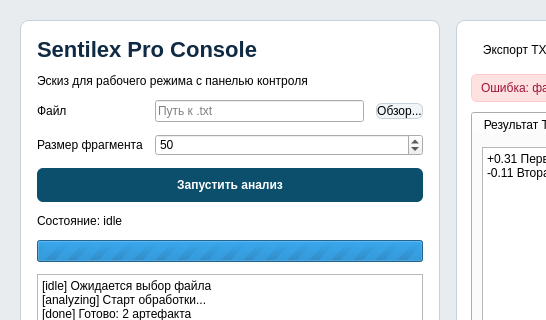
This is desktop/design_variants/variant_B.ui in andy-ahmedov/sentilex as Qt 5 draws it before an edit; both pictures show x 0 to 546 and y 0 to 320 of the 1280 by 800 pixel window. The edited form follows.
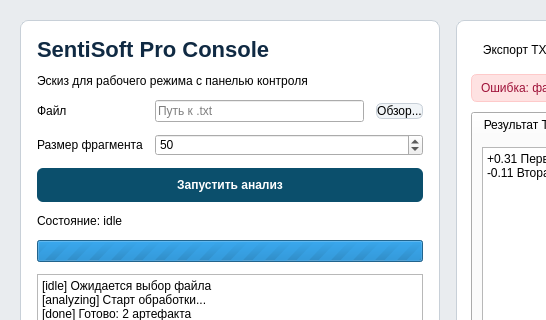
This is the edited form.

What changed in the file:
```diff
--- a/desktop/design_variants/variant_B.ui
+++ b/desktop/design_variants/variant_B.ui
@@ -70,7 +70,7 @@
        <item>
         <widget class="QLabel" name="appTitle">
          <property name="text">
-          <string>Sentilex Pro Console</string>
+          <string>SentiSoft Pro Console</string>
          </property>
          <property name="styleSheet">
           <string notr="true">font-size: 22px; font-weight: 700; color: #102a43;</string>
```
Left out of the diff: 2 changed lines with no effect on the pictures.
